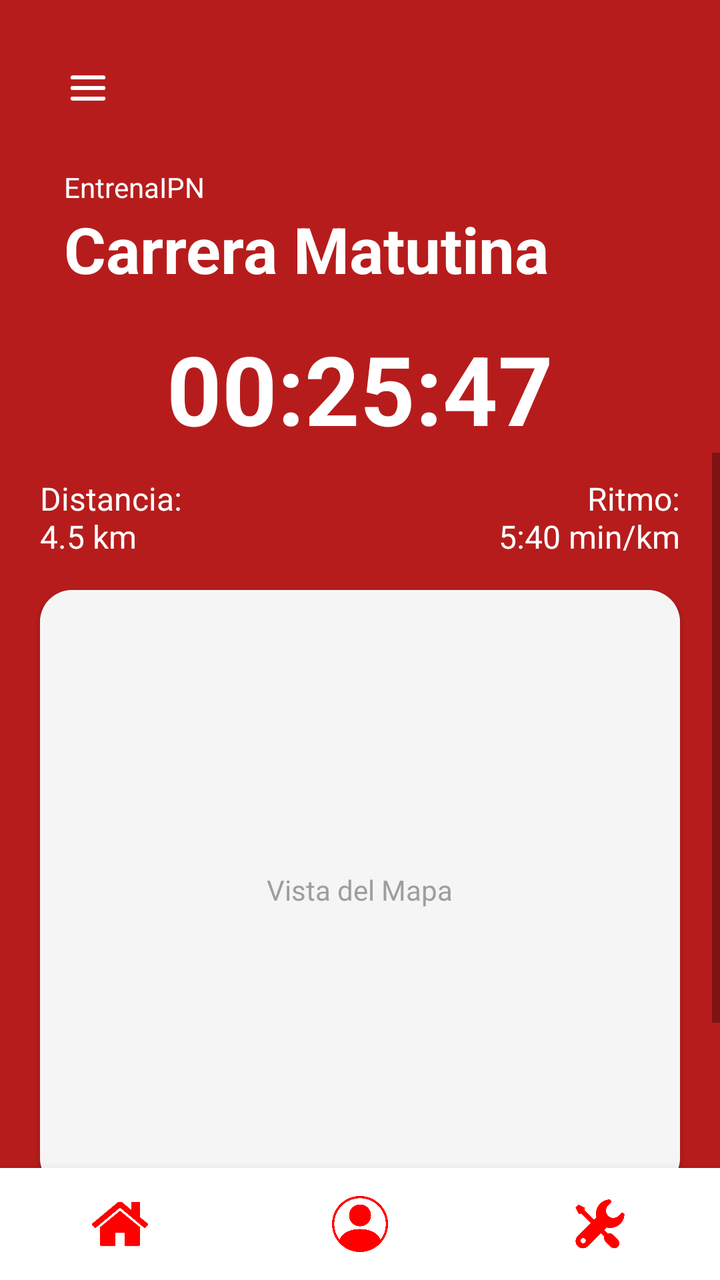
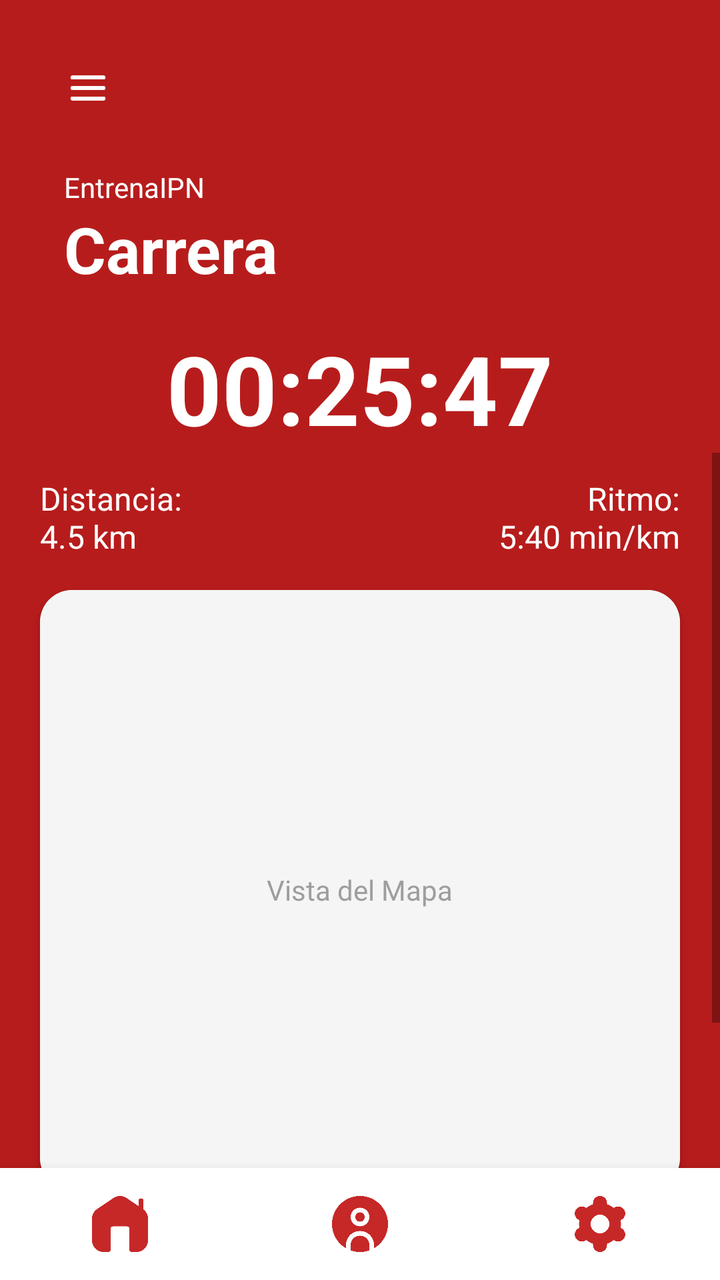

Before-and-after screenshots of an Android layout around one commit, followed by the original layout XML and the change that was made.
<!-- AndroidManifest.xml: application theme Theme.ActivaESCOM -->
<!-- res/layout/activity_carrera.xml -->
<?xml version="1.0" encoding="utf-8"?>
<androidx.drawerlayout.widget.DrawerLayout xmlns:android="http://schemas.android.com/apk/res/android"
    xmlns:app="http://schemas.android.com/apk/res-auto"
    android:id="@+id/drawerLayout"
    android:layout_width="match_parent"
    android:layout_height="match_parent">

    <androidx.constraintlayout.widget.ConstraintLayout
        android:layout_width="match_parent"
        android:layout_height="match_parent"
        android:background="@color/red_900">

        
        <ImageButton
            android:id="@+id/btnHamburguesa"
            android:layout_width="48dp"
            android:layout_height="48dp"
            android:background="@color/red_900"
            android:padding="8dp"
            android:scaleType="fitCenter"
            android:src="@drawable/navigation"
            android:layout_marginStart="20dp"
            android:layout_marginTop="20dp"
            app:layout_constraintStart_toStartOf="parent"
            app:layout_constraintTop_toTopOf="parent" />

        
        <TextView
            android:id="@+id/tv_appname"
            android:layout_width="wrap_content"
            android:layout_height="wrap_content"
            android:layout_marginStart="32dp"
            android:layout_marginTop="16dp"
            android:text="EntrenaIPN"
            android:textColor="@color/white"
            android:textSize="14sp"
            app:layout_constraintStart_toStartOf="parent"
            app:layout_constraintTop_toBottomOf="@id/btnHamburguesa" />

        
        <TextView
            android:id="@+id/tv_screen_title"
            android:layout_width="wrap_content"
            android:layout_height="wrap_content"
            android:layout_marginStart="32dp"
            android:text="Carrera Matutina"
            android:textColor="@color/white"
            android:textSize="32sp"
            android:textStyle="bold"
            app:layout_constraintStart_toStartOf="parent"
            app:layout_constraintTop_toBottomOf="@id/tv_appname" />

        
        <TextView
            android:id="@+id/tvTimer"
            android:layout_width="wrap_content"
            android:layout_height="wrap_content"
            android:layout_marginTop="16dp"
            android:text="00:25:47"
            android:textColor="@color/white"
            android:textSize="48sp"
            android:textStyle="bold"
            app:layout_constraintEnd_toEndOf="parent"
            app:layout_constraintStart_toStartOf="parent"
            app:layout_constraintTop_toBottomOf="@id/tv_screen_title" />



        
        <ScrollView
            android:layout_width="match_parent"
            android:layout_height="0dp"
            android:fillViewport="true"
            app:layout_constraintTop_toBottomOf="@id/tvTimer"
            app:layout_constraintBottom_toTopOf="@id/bottomNavBar">

            <LinearLayout
                android:layout_width="match_parent"
                android:layout_height="wrap_content"
                android:orientation="vertical">

                
                <LinearLayout
                    android:id="@+id/statsRow"
                    android:layout_width="match_parent"
                    android:layout_height="wrap_content"
                    android:layout_marginStart="20dp"
                    android:layout_marginTop="12dp"
                    android:layout_marginEnd="20dp"
                    android:orientation="horizontal">

                    <TextView
                        android:layout_width="0dp"
                        android:layout_height="wrap_content"
                        android:layout_weight="1"
                        android:text="Distancia:\n4.5 km"
                        android:textColor="@color/white"
                        android:textSize="16sp" />

                    <TextView
                        android:layout_width="0dp"
                        android:layout_height="wrap_content"
                        android:layout_weight="1"
                        android:gravity="end"
                        android:text="Ritmo:\n5:40 min/km"
                        android:textColor="@color/white"
                        android:textSize="16sp" />
                </LinearLayout>

                
                <androidx.cardview.widget.CardView
                    android:id="@+id/mapCard"
                    android:layout_width="match_parent"
                    android:layout_height="300dp"
                    android:layout_marginStart="20dp"
                    android:layout_marginTop="16dp"
                    android:layout_marginEnd="20dp"
                    android:layout_marginBottom="12dp"
                    app:cardCornerRadius="16dp">

                    <View
                        android:layout_width="match_parent"
                        android:layout_height="match_parent"
                        android:background="@color/bg_light" />

                    <TextView
                        android:layout_width="wrap_content"
                        android:layout_height="wrap_content"
                        android:layout_gravity="center"
                        android:text="Vista del Mapa"
                        android:textColor="@color/text_gray" />
                </androidx.cardview.widget.CardView>

                
                <LinearLayout
                    android:id="@+id/bottomControls"
                    android:layout_width="match_parent"
                    android:layout_height="wrap_content"
                    android:background="@drawable/rounded_bg_white"
                    android:orientation="horizontal"
                    android:padding="10dp">

                    <Button
                        android:layout_width="0dp"
                        android:layout_height="wrap_content"
                        android:layout_weight="1"
                        android:text="Pausar"
                        android:textColor="@color/black"
                        style="?android:attr/borderlessButtonStyle" />

                    <Button
                        android:layout_width="0dp"
                        android:layout_height="wrap_content"
                        android:layout_weight="1"
                        android:text="Finalizar"
                        android:textColor="@color/red_700"
                        style="?android:attr/borderlessButtonStyle" />

                    <Button
                        android:layout_width="0dp"
                        android:layout_height="wrap_content"
                        android:layout_weight="1"
                        android:text="Música"
                        android:textColor="@color/black"
                        style="?android:attr/borderlessButtonStyle" />
                </LinearLayout>

            </LinearLayout>
        </ScrollView>

        
        <include
            android:id="@+id/bottomNavBar"
            layout="@layout/bottom_navigation"
            android:layout_width="match_parent"
            android:layout_height="56dp"
            app:layout_constraintBottom_toBottomOf="parent"
            app:layout_constraintEnd_toEndOf="parent"
            app:layout_constraintStart_toStartOf="parent" />

    </androidx.constraintlayout.widget.ConstraintLayout>

    <com.google.android.material.navigation.NavigationView
        android:id="@+id/navigationView"
        android:layout_width="wrap_content"
        android:layout_height="match_parent"
        android:layout_gravity="start"
        android:background="@color/white"
        app:headerLayout="@layout/nav_header"
        app:menu="@menu/nav_menu" />

</androidx.drawerlayout.widget.DrawerLayout>
<!-- res/layout/bottom_navigation.xml (included above) -->
<?xml version="1.0" encoding="utf-8"?>
<LinearLayout xmlns:android="http://schemas.android.com/apk/res/android"
    android:id="@+id/bottomNavBar"
    android:layout_width="match_parent"
    android:layout_height="56dp"
    android:orientation="horizontal"
    android:background="@color/white"
    android:elevation="8dp">

    <ImageButton
        android:id="@+id/navInicio"
        android:layout_width="0dp"
        android:layout_height="match_parent"
        android:layout_weight="1"
        android:src="@drawable/home"
        android:background="?attr/selectableItemBackgroundBorderless"
        android:scaleType="fitCenter"
        android:padding="14dp" />
    <ImageButton
    android:id="@+id/navPerfil"
    android:layout_width="0dp"
    android:layout_height="match_parent"
    android:layout_weight="1"
    android:src="@drawable/profile"
    android:background="?attr/selectableItemBackgroundBorderless"
    android:scaleType="fitCenter"
    android:padding="14dp" />
    <ImageButton
    android:id="@+id/navConfig"
    android:layout_width="0dp"
    android:layout_height="match_parent"
    android:layout_weight="1"
    android:src="@drawable/settings"
    android:background="?attr/selectableItemBackgroundBorderless"
    android:scaleType="fitCenter"
    android:padding="14dp" /> </LinearLayout>
<!-- res/layout/nav_header.xml (included above) -->
<?xml version="1.0" encoding="utf-8"?>
<LinearLayout xmlns:android="http://schemas.android.com/apk/res/android"
    android:layout_width="match_parent"
    android:layout_height="match_parent"
    android:orientation="vertical"
    android:background="@color/white">

    <LinearLayout
        android:layout_width="311dp"
        android:layout_height="175dp"
        android:background="@color/red_900"
        android:gravity="bottom"
        android:orientation="vertical"
        android:padding="25dp">

        <ImageView
            android:layout_width="60dp"
            android:layout_height="60dp"
            android:src="@drawable/logo_ipn"
            android:tint="@color/white" />

        <TextView
            android:layout_width="wrap_content"
            android:layout_height="wrap_content"
            android:layout_marginTop="14dp"
            android:text="EntrenaIPN"
            android:textColor="@color/white"
            android:textSize="20sp"
            android:textStyle="bold" />

        <TextView
            android:layout_width="wrap_content"
            android:layout_height="wrap_content"
            android:text="ESCOM - ISC"
            android:textColor="@color/red_300"
            android:textSize="14sp" />
    </LinearLayout>

    <LinearLayout
        android:layout_width="310dp"
        android:layout_height="wrap_content"
        android:orientation="vertical"
        android:paddingTop="15dp">

        <TextView
            android:id="@+id/menu_actividad"
            android:layout_width="match_parent"
            android:layout_height="wrap_content"
            android:background="?attr/selectableItemBackground"
            android:clickable="true"
            android:focusable="true"
            android:padding="16dp"
            android:text="🏠  Inicio"
            android:textColor="@color/black"
            android:textSize="16sp" />

        <TextView
            android:id="@+id/menu_progreso"
            android:layout_width="match_parent"
            android:layout_height="wrap_content"
            android:background="?attr/selectableItemBackground"
            android:clickable="true"
            android:focusable="true"
            android:padding="16dp"
            android:text="📈  Progreso semanal"
            android:textColor="@color/black"
            android:textSize="16sp" />

        <TextView
            android:id="@+id/menu_carrera"
            android:layout_width="match_parent"
            android:layout_height="wrap_content"
            android:background="?attr/selectableItemBackground"
            android:clickable="true"
            android:focusable="true"
            android:padding="16dp"
            android:text="🏃  Carrera matutina"
            android:textColor="@color/black"
            android:textSize="16sp" />

        <TextView
            android:id="@+id/menu_nuevo"
            android:layout_width="match_parent"
            android:layout_height="wrap_content"
            android:background="?attr/selectableItemBackground"
            android:clickable="true"
            android:focusable="true"
            android:padding="16dp"
            android:text="💪  Nuevo entrenamiento"
            android:textColor="@color/black"
            android:textSize="16sp" />

        
        <TextView
            android:id="@+id/menu_config"
            android:layout_width="match_parent"
            android:layout_height="wrap_content"
            android:background="?attr/selectableItemBackground"
            android:clickable="true"
            android:focusable="true"
            android:padding="16dp"
            android:text="⚙️  Configuración"
            android:textColor="@color/black"
            android:textSize="16sp" />

        <View
            android:layout_width="match_parent"
            android:layout_height="1dp"
            android:layout_marginHorizontal="16dp"
            android:layout_marginTop="8dp"
            android:background="@color/gray_light" />

        
        <TextView
            android:id="@+id/menu_logout"
            android:layout_width="match_parent"
            android:layout_height="wrap_content"
            android:background="?attr/selectableItemBackground"
            android:clickable="true"
            android:focusable="true"
            android:padding="16dp"
            android:text="🚪  Cerrar sesión"
            android:textColor="@color/red_900"
            android:textSize="16sp" />
    </LinearLayout>
</LinearLayout>
<!-- resources referenced by this layout -->
<resources>
  <color name="bg_light">#F5F5F5</color>
  <color name="black">#FF000000</color>
  <color name="gray_light">#E0E0E0</color>
  <color name="red_300">#EF9A9A</color>
  <color name="red_700">#D32F2F</color>
  <color name="red_900">#B71C1C</color>
  <color name="text_gray">#9E9E9E</color>
  <color name="white">#FFFFFFFF</color>
  <!-- drawable home: png bitmap (drawable, 15478 bytes) -->
  <!-- drawable logo_ipn: png bitmap (drawable, 799627 bytes) -->
  <!-- drawable navigation: png bitmap (drawable, 8970 bytes) -->
  <!-- drawable profile: png bitmap (drawable, 22269 bytes) -->
  <!-- drawable rounded_bg_white (drawable) -->
  <?xml version="1.0" encoding="utf-8"?>
  <shape xmlns:android="http://schemas.android.com/apk/res/android"
      android:shape="rectangle">
      <solid android:color="@color/white" />
      <corners android:radius="16dp" />
  </shape>
  <!-- drawable settings: png bitmap (drawable, 18368 bytes) -->
  <style name="Theme.ActivaESCOM" parent="Base.Theme.ActivaESCOM">
      </style>
  <style name="Base.Theme.ActivaESCOM" parent="Theme.MaterialComponents.DayNight.NoActionBar">
      </style>
</resources>

<!-- the commit's change to res/layout/activity_carrera.xml (unified diff, before → after) -->
@@ -43,7 +43,7 @@
             android:layout_width="wrap_content"
             android:layout_height="wrap_content"
             android:layout_marginStart="32dp"
-            android:text="Carrera Matutina"
+            android:text="Carrera"
             android:textColor="@color/white"
             android:textSize="32sp"
             android:textStyle="bold"
@@ -208,25 +208,31 @@
         android:src="@drawable/home"
         android:background="?attr/selectableItemBackgroundBorderless"
         android:scaleType="fitCenter"
-        android:padding="14dp" />
+        android:padding="14dp"
+        android:tint="@color/red_1" />
+
     <ImageButton
-    android:id="@+id/navPerfil"
-    android:layout_width="0dp"
-    android:layout_height="match_parent"
-    android:layout_weight="1"
-    android:src="@drawable/profile"
-    android:background="?attr/selectableItemBackgroundBorderless"
-    android:scaleType="fitCenter"
-    android:padding="14dp" />
+        android:id="@+id/navPerfil"
+        android:layout_width="0dp"
+        android:layout_height="match_parent"
+        android:layout_weight="1"
+        android:src="@drawable/profile"
+        android:background="?attr/selectableItemBackgroundBorderless"
+        android:scaleType="fitCenter"
+        android:padding="14dp"
+        android:tint="@color/red_1"/>
+
     <ImageButton
-    android:id="@+id/navConfig"
-    android:layout_width="0dp"
-    android:layout_height="match_parent"
-    android:layout_weight="1"
-    android:src="@drawable/settings"
-    android:background="?attr/selectableItemBackgroundBorderless"
-    android:scaleType="fitCenter"
-    android:padding="14dp" /> </LinearLayout>
+        android:id="@+id/navConfig"
+        android:layout_width="0dp"
+        android:layout_height="match_parent"
+        android:layout_weight="1"
+        android:src="@drawable/settings"
+        android:background="?attr/selectableItemBackgroundBorderless"
+        android:scaleType="fitCenter"
+        android:padding="14dp"
+        android:tint="@color/red_1"/>
+</LinearLayout>
 <!-- res/layout/nav_header.xml (included above) -->
 <?xml version="1.0" encoding="utf-8"?>
 <LinearLayout xmlns:android="http://schemas.android.com/apk/res/android"
@@ -296,31 +302,142 @@
             android:textColor="@color/black"
             android:textSize="16sp" />
 
-        <TextView
-            android:id="@+id/menu_carrera"
-            android:layout_width="match_parent"
-            android:layout_height="wrap_content"
-            android:background="?attr/selectableItemBackground"
-            android:clickable="true"
-            android:focusable="true"
-            android:padding="16dp"
-            android:text="🏃  Carrera matutina"
-            android:textColor="@color/black"
-            android:textSize="16sp" />
-
-        <TextView
-            android:id="@+id/menu_nuevo"
-            android:layout_width="match_parent"
-            android:layout_height="wrap_content"
-            android:background="?attr/selectableItemBackground"
-            android:clickable="true"
-            android:focusable="true"
-            android:padding="16dp"
-            android:text="💪  Nuevo entrenamiento"
-            android:textColor="@color/black"
-            android:textSize="16sp" />
-
-        
+        <LinearLayout
+            android:id="@+id/menu_nuevo_container"
+            android:layout_width="match_parent"
+            android:layout_height="wrap_content"
+            android:orientation="vertical">
+
+            <LinearLayout
+                android:id="@+id/menu_nuevo_header"
+                android:layout_width="match_parent"
+                android:layout_height="wrap_content"
+                android:background="?attr/selectableItemBackground"
+                android:clickable="true"
+                android:focusable="true"
+                android:orientation="horizontal"
+                android:paddingStart="16dp"
+                android:paddingEnd="16dp"
+                android:paddingTop="16dp"
+                android:paddingBottom="16dp"
+                android:gravity="center_vertical">
+
+                <TextView
+                    android:id="@+id/menu_nuevo_label"
+                    android:layout_width="0dp"
+                    android:layout_height="wrap_content"
+                    android:layout_weight="1"
+                    android:text="💪  Entrenamientos"
+                    android:textColor="@color/black"
+                    android:textSize="16sp" />
+
+                <ImageView
+                    android:id="@+id/menu_nuevo_arrow"
+                    android:layout_width="20dp"
+                    android:layout_height="20dp"
+                    android:src="@drawable/opciones_entrenamientos"
+                    android:rotation="0"
+                    android:tint="@color/gray_text"
+                    android:layout_marginEnd="25dp"/>
+
+            </LinearLayout>
+
+            <LinearLayout
+                android:id="@+id/menu_nuevo_submenu"
+                android:layout_width="match_parent"
+                android:layout_height="wrap_content"
+                android:orientation="vertical"
+                android:paddingStart="16dp"
+                android:visibility="gone">
+
+                <TextView
+                    android:id="@+id/menu_config_nuevo_entrenamiento"
+                    android:layout_width="match_parent"
+                    android:layout_height="wrap_content"
+                    android:background="?attr/selectableItemBackground"
+                    android:clickable="true"
+                    android:focusable="true"
+                    android:padding="12dp"
+                    android:text="📝  Configurar entrenamiento"
+                    android:textColor="@color/black"
+                    android:textSize="15sp" />
+
+                <TextView
+                    android:id="@+id/menu_ejercicio_carrera"
+                    android:layout_width="match_parent"
+                    android:layout_height="wrap_content"
+                    android:background="?attr/selectableItemBackground"
+                    android:clickable="true"
+                    android:focusable="true"
+                    android:padding="12dp"
+                    android:text="🏃  Carrera"
+                    android:textColor="@color/black"
+                    android:textSize="15sp" />
+
+                <TextView
+                    android:id="@+id/menu_ejercicio_caminata"
+                    android:layout_width="match_parent"
+                    android:layout_height="wrap_content"
+                    android:background="?attr/selectableItemBackground"
+                    android:clickable="true"
+                    android:focusable="true"
+                    android:padding="12dp"
+                    android:text="🚶  Caminata"
+                    android:textColor="@color/black"
+                    android:textSize="15sp" />
+
+                <TextView
+                    android:id="@+id/menu_ejercicio_bicicleta"
+                    android:layout_width="match_parent"
+                    android:layout_height="wrap_content"
+                    android:background="?attr/selectableItemBackground"
+                    android:clickable="true"
+                    android:focusable="true"
+                    android:padding="12dp"
+                    android:text="🚴  Bicicleta"
+                    android:textColor="@color/black"
+                    android:textSize="15sp" />
+
+                <TextView
+                    android:id="@+id/menu_ejercicio_fuerza"
+                    android:layout_width="match_parent"
+                    android:layout_height="wrap_content"
+                    android:background="?attr/selectableItemBackground"
+                    android:clickable="true"
+                    android:focusable="true"
+                    android:padding="12dp"
+                    android:text="🏋️  Fuerza"
+                    android:textColor="@color/black"
+                    android:textSize="15sp" />
+
+                <TextView
+                    android:id="@+id/menu_ejercicio_yoga"
+                    android:layout_width="match_parent"
+                    android:layout_height="wrap_content"
+                    android:background="?attr/selectableItemBackground"
+                    android:clickable="true"
+                    android:focusable="true"
+                    android:padding="12dp"
+                    android:text="🧘  Yoga"
+                    android:textColor="@color/black"
+                    android:textSize="15sp" />
+
+                <TextView
+                    android:id="@+id/menu_ejercicio_natacion"
+                    android:layout_width="match_parent"
+                    android:layout_height="wrap_content"
+                    android:background="?attr/selectableItemBackground"
+                    android:clickable="true"
+                    android:focusable="true"
+                    android:padding="12dp"
+                    android:text="🏊  Natación"
+                    android:textColor="@color/black"
+                    android:textSize="15sp" />
+
+            </LinearLayout>
+
+        </LinearLayout>
+
         <TextView
             android:id="@+id/menu_config"
             android:layout_width="match_parent"
@@ -340,7 +457,6 @@
             android:layout_marginTop="8dp"
             android:background="@color/gray_light" />
 
-        
         <TextView
             android:id="@+id/menu_logout"
             android:layout_width="match_parent"
<!-- resource entries referenced after the edit -->
@@ -3,15 +3,18 @@
   <color name="bg_light">#F5F5F5</color>
   <color name="black">#FF000000</color>
   <color name="gray_light">#E0E0E0</color>
+  <color name="gray_text">#9E9E9E</color>
+  <color name="red_1">#C62828</color>
   <color name="red_300">#EF9A9A</color>
   <color name="red_700">#D32F2F</color>
   <color name="red_900">#B71C1C</color>
   <color name="text_gray">#9E9E9E</color>
   <color name="white">#FFFFFFFF</color>
-  <!-- drawable home: png bitmap (drawable, 15478 bytes) -->
+  <!-- drawable home: png bitmap (drawable, 8137 bytes) -->
   <!-- drawable logo_ipn: png bitmap (drawable, 799627 bytes) -->
   <!-- drawable navigation: png bitmap (drawable, 8970 bytes) -->
-  <!-- drawable profile: png bitmap (drawable, 22269 bytes) -->
+  <!-- drawable opciones_entrenamientos: png bitmap (drawable, 3444 bytes) -->
+  <!-- drawable profile: png bitmap (drawable, 16040 bytes) -->
   <!-- drawable rounded_bg_white (drawable) -->
   <?xml version="1.0" encoding="utf-8"?>
   <shape xmlns:android="http://schemas.android.com/apk/res/android"
@@ -19,7 +22,7 @@
       <solid android:color="@color/white" />
       <corners android:radius="16dp" />
   </shape>
-  <!-- drawable settings: png bitmap (drawable, 18368 bytes) -->
+  <!-- drawable settings: png bitmap (drawable, 12454 bytes) -->
   <style name="Theme.ActivaESCOM" parent="Base.Theme.ActivaESCOM">
       </style>
   <style name="Base.Theme.ActivaESCOM" parent="Theme.MaterialComponents.DayNight.NoActionBar">
